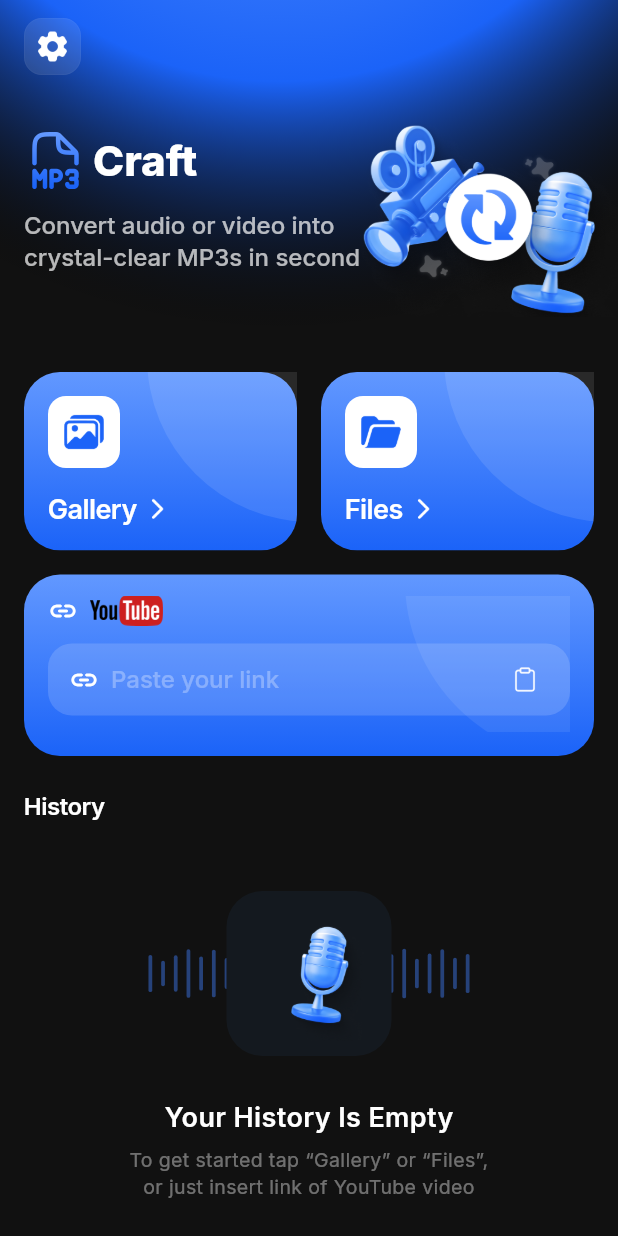
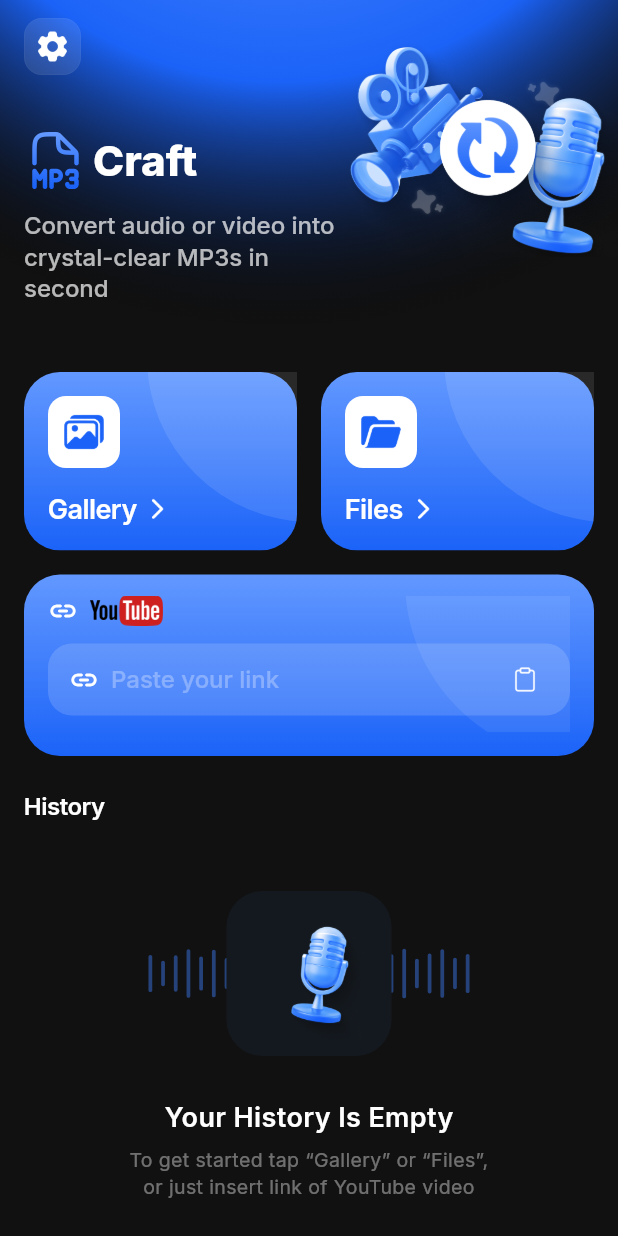
Before and after one commit to aleksandr-chaika/video-to-audio, a Flutter app: the screen it shows after launch, on a phone screen of 412 x 824 dp. Run offline on Flutter 3.47's test engine with Material 3 defaults, Android fonts, the phone set to English and light mode, and no system bars; our stand-ins replace dartz, dio, equatable, file_picker, flutter_bloc, get_it and 6 more; accounts and stored records are empty.

Commit message:
fix(ui): hero layout — 3D-блок не пересекает текст description
Старый layout: Stack 162h, 3D-блок 200×162 на right:-16 top:-8.
Длинная mic-стойка в hero_logo_3d.png свисала вниз и накладывалась
на слово «in second» в описании.

Новый layout (по Figma frame 3:72):
- 3D-блок поднят выше (top:-58) — начинается на уровне иконки
  settings, как и должно быть в дизайне
- Размер 220×175, alignment topRight
- Текст слева ограничен maxWidth: 220 чтобы не подходил под
  3D-зону справа

```diff
--- a/mobile/lib/core/widgets/app_logo.dart
+++ b/mobile/lib/core/widgets/app_logo.dart
@@ -16,30 +16,40 @@ class AppLogo extends StatelessWidget {
 
   @override
   Widget build(BuildContext context) {
+    // По Figma (frame 3:72): hero block 209px высотой, 3D-блок поднят выше
+    // текста и начинается на уровне иконки settings — torchит вверх за
+    // пределы AppLogo bounds. Текст слева ограничен по ширине, чтобы не
+    // подходить под 3D-блок и не дать ему перекрывать слово «in second».
     return SizedBox(
       height: 162,
       child: Stack(
         clipBehavior: Clip.none,
         children: <Widget>[
-          // 3D-композиция справа.
+          // 3D-композиция: верхне-правый угол; top:-58 поднимает её на
+          // уровень header (settings icon), не залезая на текст слева.
           Positioned(
-            right: -16,
-            top: -8,
+            right: -24,
+            top: -58,
+            child: IgnorePointer(
               child: SizedBox(
-              width: 200,
-              height: 162,
+                width: 220,
+                height: 175,
                 child: Image.asset(
                   heroAssetPath,
                   fit: BoxFit.contain,
-                alignment: Alignment.centerRight,
+                  alignment: Alignment.topRight,
                   errorBuilder: (c, o, s) => const _HeroFallback(),
                 ),
               ),
             ),
-          // Текст слева, не перекрывает 3D (text width ~210, image starts at right-200)
+          ),
+          // Текст слева, ограниченный по ширине (220px) — не подходит под
+          // 3D-блок справа.
           Positioned(
             left: 0,
             top: 24,
+            child: ConstrainedBox(
+              constraints: const BoxConstraints(maxWidth: 220),
               child: Column(
                 crossAxisAlignment: CrossAxisAlignment.start,
                 mainAxisSize: MainAxisSize.min,
@@ -66,6 +76,7 @@ class AppLogo extends StatelessWidget {
                     style: AppTextStyles.subtitle,
                   ),
                 ],
+              ),
             ),
           ),
         ],
```
Lines whose indentation alone changed are shown as unchanged.
